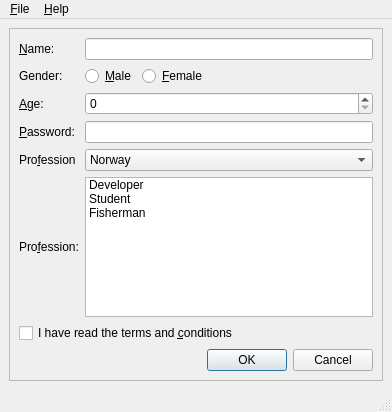
arnt/qt-history2, file examples/widgets/stylesheet/layouts/pagefold.ui: the form before one commit.
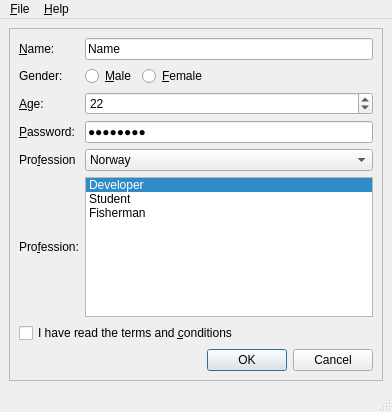
The form after the commit.

```diff
--- a/examples/widgets/stylesheet/layouts/pagefold.ui
+++ b/examples/widgets/stylesheet/layouts/pagefold.ui
@@ -111,6 +111,9 @@
          <property name="whatsThis" >
           <string>Specify your name here</string>
          </property>
+         <property name="currentRow" >
+          <number>0</number>
+         </property>
          <item>
           <property name="text" >
            <string>Developer</string>
@@ -136,6 +139,9 @@
          <property name="statusTip" >
           <string>Specify your password</string>
          </property>
+         <property name="text" >
+          <string>Password</string>
+         </property>
          <property name="echoMode" >
           <enum>QLineEdit::Password</enum>
          </property>
@@ -149,6 +155,9 @@
          <property name="statusTip" >
           <string>Specify your name</string>
          </property>
+         <property name="text" >
+          <string>Name</string>
+         </property>
         </widget>
        </item>
        <item row="6" column="0" colspan="4" >
@@ -176,6 +185,12 @@
          <property name="statusTip" >
           <string>Specify your age</string>
          </property>
+         <property name="minimum" >
+          <number>12</number>
+         </property>
+         <property name="value" >
+          <number>22</number>
+         </property>
         </widget>
        </item>
        <item row="3" column="0" >
```
Left out of the diff: 2 changed lines with no effect on the pictures.
